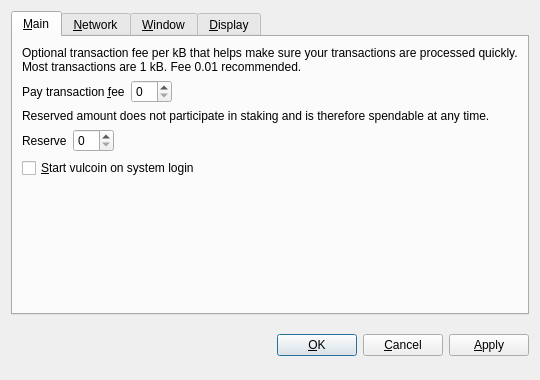
Qt form src/qt/forms/optionsdialog.ui (Jeean007/Vulcoin) before a commit.
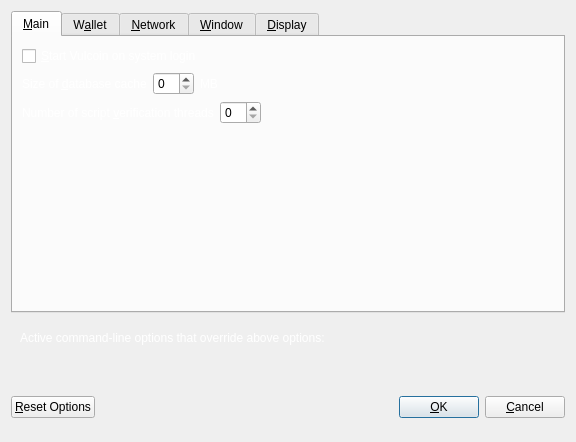
The same form after that commit. Custom widgets are drawn as their Qt base class.

Patch:
```diff
--- a/src/qt/forms/optionsdialog.ui
+++ b/src/qt/forms/optionsdialog.ui
@@ -6,8 +6,8 @@
    <rect>
     <x>0</x>
     <y>0</y>
-    <width>540</width>
-    <height>380</height>
+    <width>576</width>
+    <height>442</height>
    </rect>
   </property>
   <property name="windowTitle">
@@ -19,9 +19,6 @@
   <layout class="QVBoxLayout" name="verticalLayout">
    <item>
     <widget class="QTabWidget" name="tabWidget">
-     <property name="tabPosition">
-      <enum>QTabWidget::North</enum>
-     </property>
      <property name="currentIndex">
       <number>0</number>
      </property>
@@ -30,110 +27,205 @@
        <string>&amp;Main</string>
       </attribute>
       <layout class="QVBoxLayout" name="verticalLayout_Main">
-       <item>
-        <widget class="QLabel" name="transactionFeeInfoLabel">
-         <property name="text">
-          <string>Optional transaction fee per kB that helps make sure your transactions are processed quickly. Most transactions are 1 kB. Fee 0.01 recommended.</string>
-         </property>
-         <property name="textFormat">
-          <enum>Qt::PlainText</enum>
-         </property>
-         <property name="wordWrap">
-          <bool>true</bool>
-         </property>
-        </widget>
-       </item>
-       <item>
-        <layout class="QHBoxLayout" name="horizontalLayoutFee">
-         <item>
-          <widget class="QLabel" name="transactionFeeLabel">
-           <property name="text">
-            <string>Pay transaction &amp;fee</string>
-           </property>
-           <property name="textFormat">
-            <enum>Qt::PlainText</enum>
-           </property>
-           <property name="buddy">
-            <cstring>transactionFee</cstring>
-           </property>
-          </widget>
-         </item>
-         <item>
-          <widget class="BitcoinAmountField" name="transactionFee"/>
-         </item>
-         <item>
-          <spacer name="horizontalSpacerFee">
-           <property name="orientation">
-            <enum>Qt::Horizontal</enum>
-           </property>
-           <property name="sizeHint" stdset="0">
-            <size>
-             <width>40</width>
-             <height>20</height>
-            </size>
-           </property>
-          </spacer>
-         </item>
-        </layout>
-       </item>
-       <item>
-        <widget class="QLabel" name="reserveBalanceInfoLabel">
-         <property name="text">
-          <string>Reserved amount does not participate in staking and is therefore spendable at any time.</string>
-         </property>
-         <property name="textFormat">
-          <enum>Qt::PlainText</enum>
-         </property>
-         <property name="wordWrap">
-          <bool>true</bool>
-         </property>
-        </widget>
-       </item>
-       <item>
-        <layout class="QHBoxLayout" name="horizontalLayoutReserveBalance">
-         <item>
-          <widget class="QLabel" name="reserveBalanceLabel">
-           <property name="text">
-            <string>Reserve</string>
-           </property>
-           <property name="textFormat">
-            <enum>Qt::PlainText</enum>
-           </property>
-           <property name="buddy">
-            <cstring>reserveBalance</cstring>
-           </property>
-          </widget>
-         </item>
-         <item>
-          <widget class="BitcoinAmountField" name="reserveBalance"/>
-         </item>
-         <item>
-          <spacer name="horizontalSpacerReserveBalance">
-           <property name="orientation">
-            <enum>Qt::Horizontal</enum>
-           </property>
-           <property name="sizeHint" stdset="0">
-            <size>
-             <width>40</width>
-             <height>20</height>
-            </size>
-           </property>
-          </spacer>
-         </item>
-        </layout>
-       </item>
        <item>
         <widget class="QCheckBox" name="bitcoinAtStartup">
          <property name="toolTip">
-          <string>Automatically start vulcoin after logging in to the system.</string>
+          <string>Automatically start Vulcoin after logging in to the system.</string>
+         </property>
+         <property name="styleSheet">
+          <string notr="true">color:#fff;</string>
          </property>
          <property name="text">
-          <string>&amp;Start vulcoin on system login</string>
+          <string>&amp;Start Vulcoin on system login</string>
          </property>
         </widget>
        </item>
        <item>
-        <spacer name="verticalSpacer_Main">
+        <layout class="QHBoxLayout" name="horizontalLayout_2_Main">
+         <item>
+          <widget class="QLabel" name="databaseCacheLabel">
+           <property name="styleSheet">
+            <string notr="true">color:#fff;</string>
+           </property>
+           <property name="text">
+            <string>Size of &amp;database cache</string>
+           </property>
+           <property name="textFormat">
+            <enum>Qt::PlainText</enum>
+           </property>
+           <property name="buddy">
+            <cstring>databaseCache</cstring>
+           </property>
+          </widget>
+         </item>
+         <item>
+          <widget class="QSpinBox" name="databaseCache"/>
+         </item>
+         <item>
+          <widget class="QLabel" name="databaseCacheUnitLabel">
+           <property name="styleSheet">
+            <string notr="true">color:#fff;</string>
+           </property>
+           <property name="text">
+            <string>MB</string>
+           </property>
+           <property name="textFormat">
+            <enum>Qt::PlainText</enum>
+           </property>
+          </widget>
+         </item>
+         <item>
+          <spacer name="horizontalSpacer_2_Main">
+           <property name="orientation">
+            <enum>Qt::Horizontal</enum>
+           </property>
+           <property name="sizeHint" stdset="0">
+            <size>
+             <width>40</width>
+             <height>20</height>
+            </size>
+           </property>
+          </spacer>
+         </item>
+        </layout>
+       </item>
+       <item>
+        <layout class="QHBoxLayout" name="horizontalLayout_3_Main">
+         <item>
+          <widget class="QLabel" name="threadsScriptVerifLabel">
+           <property name="styleSheet">
+            <string notr="true">color:#fff;</string>
+           </property>
+           <property name="text">
+            <string>Number of script &amp;verification threads</string>
+           </property>
+           <property name="textFormat">
+            <enum>Qt::PlainText</enum>
+           </property>
+           <property name="buddy">
+            <cstring>threadsScriptVerif</cstring>
+           </property>
+          </widget>
+         </item>
+         <item>
+          <widget class="QSpinBox" name="threadsScriptVerif">
+           <property name="toolTip">
+            <string>(0 = auto, &lt;0 = leave that many cores free)</string>
+           </property>
+          </widget>
+         </item>
+         <item>
+          <spacer name="horizontalSpacer_3_Main">
+           <property name="orientation">
+            <enum>Qt::Horizontal</enum>
+           </property>
+           <property name="sizeHint" stdset="0">
+            <size>
+             <width>40</width>
+             <height>20</height>
+            </size>
+           </property>
+          </spacer>
+         </item>
+        </layout>
+       </item>
+       <item>
+        <spacer name="verticalSpacer_2">
+         <property name="orientation">
+          <enum>Qt::Vertical</enum>
+         </property>
+         <property name="sizeHint" stdset="0">
+          <size>
+           <width>20</width>
+           <height>40</height>
+          </size>
+         </property>
+        </spacer>
+       </item>
+      </layout>
+     </widget>
+     <widget class="QWidget" name="tabWallet">
+      <attribute name="title">
+       <string>W&amp;allet</string>
+      </attribute>
+      <layout class="QVBoxLayout" name="verticalLayout_Wallet">
+       <item>
+        <layout class="QHBoxLayout" name="horizontalLayout_2_Wallet">
+         <item>
+          <widget class="QLabel" name="labelStakeSplitThresholdText">
+           <property name="styleSheet">
+            <string notr="true">color:#fff;</string>
+           </property>
+           <property name="text">
+            <string>Stake split threshold:</string>
+           </property>
+          </widget>
+         </item>
+         <item>
+          <widget class="QSpinBox" name="spinBoxStakeSplitThreshold">
+           <property name="minimum">
+            <number>1</number>
+           </property>
+           <property name="maximum">
+            <number>999999</number>
+           </property>
+          </widget>
+         </item>
+        </layout>
+       </item>
+       <item>
+        <widget class="QGroupBox" name="groupBox">
+         <property name="styleSheet">
+          <string notr="true">color:#fff;</string>
+         </property>
+         <property name="title">
+          <string>Expert</string>
+         </property>
+         <layout class="QVBoxLayout" name="verticalLayout_2">
+          <item>
+           <widget class="QCheckBox" name="coinControlFeatures">
+            <property name="toolTip">
+             <string>Whether to show coin control features or not.</string>
+            </property>
+            <property name="styleSheet">
+             <string notr="true">color:#fff;</string>
+            </property>
+            <property name="text">
+             <string>Enable coin &amp;control features</string>
+            </property>
+           </widget>
+          </item>
+          <item>
+           <widget class="QCheckBox" name="showMasternodesTab">
+            <property name="toolTip">
+             <string>Show additional tab listing all your masternodes in first sub-tab&lt;br/&gt;and all masternodes on the network in second sub-tab.</string>
+            </property>
+            <property name="styleSheet">
+             <string notr="true">color:#fff;</string>
+            </property>
+            <property name="text">
+             <string>Show Masternodes Tab</string>
+            </property>
+           </widget>
+          </item>
+          <item>
+           <widget class="QCheckBox" name="spendZeroConfChange">
+            <property name="toolTip">
+             <string>If you disable the spending of unconfirmed change, the change from a transaction&lt;br/&gt;cannot be used until that transaction has at least one confirmation.&lt;br/&gt;This also affects how your balance is computed.</string>
+            </property>
+            <property name="styleSheet">
+             <string notr="true">color:#fff;</string>
+            </property>
+            <property name="text">
+             <string>&amp;Spend unconfirmed change</string>
+            </property>
+           </widget>
+          </item>
+         </layout>
+        </widget>
+       </item>
+       <item>
+        <spacer name="verticalSpacer_Wallet">
          <property name="orientation">
           <enum>Qt::Vertical</enum>
          </property>
@@ -406,8 +498,70 @@
      </widget>
     </widget>
    </item>
+   <item>
+    <widget class="QFrame" name="frame">
+     <layout class="QVBoxLayout" name="verticalLayout_Bottom">
+      <item>
+       <layout class="QHBoxLayout" name="horizontalLayout_Bottom">
+        <item>
+         <widget class="QLabel" name="overriddenByCommandLineInfoLabel">
+          <property name="styleSheet">
+           <string notr="true">color:#fff;</string>
+          </property>
+          <property name="text">
+           <string>Active command-line options that override above options:</string>
+          </property>
+          <property name="textFormat">
+           <enum>Qt::PlainText</enum>
+          </property>
+         </widget>
+        </item>
+        <item>
+         <spacer name="horizontalSpacer_Bottom">
+          <property name="orientation">
+           <enum>Qt::Horizontal</enum>
+          </property>
+          <property name="sizeHint" stdset="0">
+           <size>
+            <width>40</width>
+            <height>20</height>
+           </size>
+          </property>
+         </spacer>
+        </item>
+       </layout>
+      </item>
+      <item>
+       <widget class="QLabel" name="overriddenByCommandLineLabel">
+        <property name="text">
+         <string/>
+        </property>
+        <property name="textFormat">
+         <enum>Qt::PlainText</enum>
+        </property>
+        <property name="wordWrap">
+         <bool>true</bool>
+        </property>
+       </widget>
+      </item>
+     </layout>
+    </widget>
+   </item>
    <item>
     <layout class="QHBoxLayout" name="horizontalLayout_Buttons">
+     <item>
+      <widget class="QPushButton" name="resetButton">
+       <property name="toolTip">
+        <string>Reset all client options to default.</string>
+       </property>
+       <property name="text">
+        <string>&amp;Reset Options</string>
+       </property>
+       <property name="autoDefault">
+        <bool>false</bool>
+       </property>
+      </widget>
+     </item>
      <item>
       <spacer name="horizontalSpacer_1">
        <property name="orientation">
@@ -423,6 +577,12 @@
      </item>
      <item>
       <widget class="QLabel" name="statusLabel">
+       <property name="minimumSize">
+        <size>
+         <width>200</width>
+         <height>0</height>
+        </size>
+       </property>
        <property name="font">
         <font>
          <weight>75</weight>
@@ -458,6 +618,12 @@
        <property name="text">
         <string>&amp;OK</string>
        </property>
+       <property name="autoDefault">
+        <bool>false</bool>
+       </property>
+       <property name="default">
+        <bool>true</bool>
+       </property>
       </widget>
      </item>
      <item>
@@ -470,36 +636,21 @@
        </property>
       </widget>
      </item>
-     <item>
-      <widget class="QPushButton" name="applyButton">
-       <property name="text">
-        <string>&amp;Apply</string>
-       </property>
-       <property name="autoDefault">
-        <bool>false</bool>
-       </property>
-      </widget>
-     </item>
     </layout>
    </item>
   </layout>
  </widget>
  <customwidgets>
-  <customwidget>
-   <class>BitcoinAmountField</class>
-   <extends>QSpinBox</extends>
-   <header>bitcoinamountfield.h</header>
-  </customwidget>
-  <customwidget>
-   <class>QValueComboBox</class>
-   <extends>QComboBox</extends>
-   <header>qvaluecombobox.h</header>
-  </customwidget>
   <customwidget>
    <class>QValidatedLineEdit</class>
    <extends>QLineEdit</extends>
    <header>qvalidatedlineedit.h</header>
   </customwidget>
+  <customwidget>
+   <class>QValueComboBox</class>
+   <extends>QComboBox</extends>
+   <header>qvaluecombobox.h</header>
+  </customwidget>
  </customwidgets>
  <resources/>
  <connections/>
```
Left out of the diff: 148 changed lines with no effect on the pictures.
